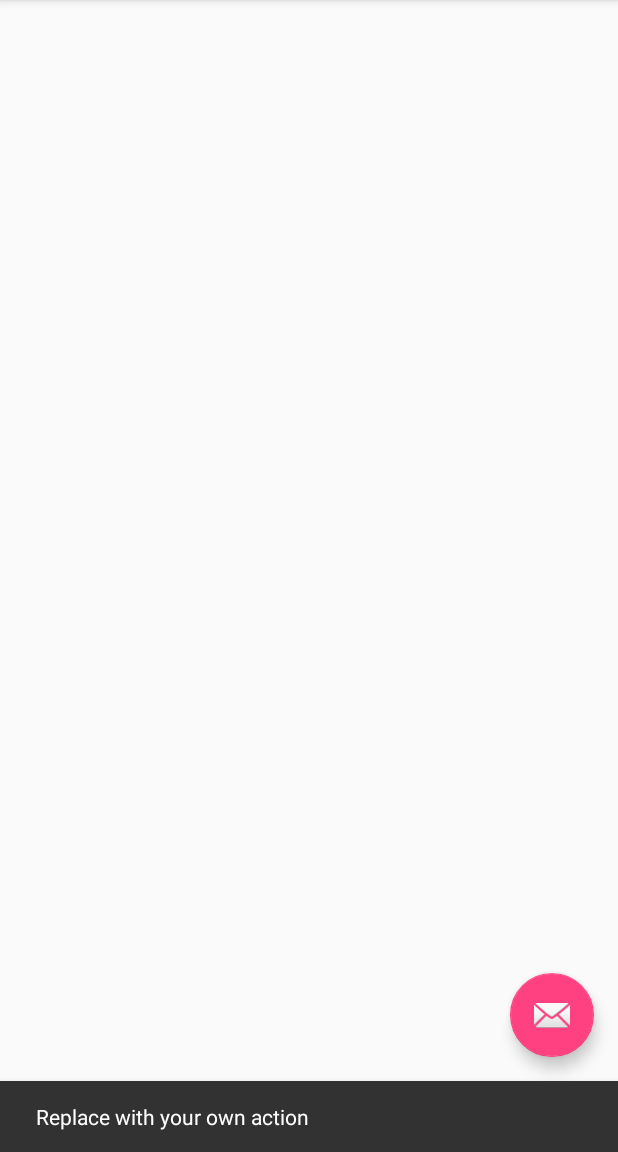
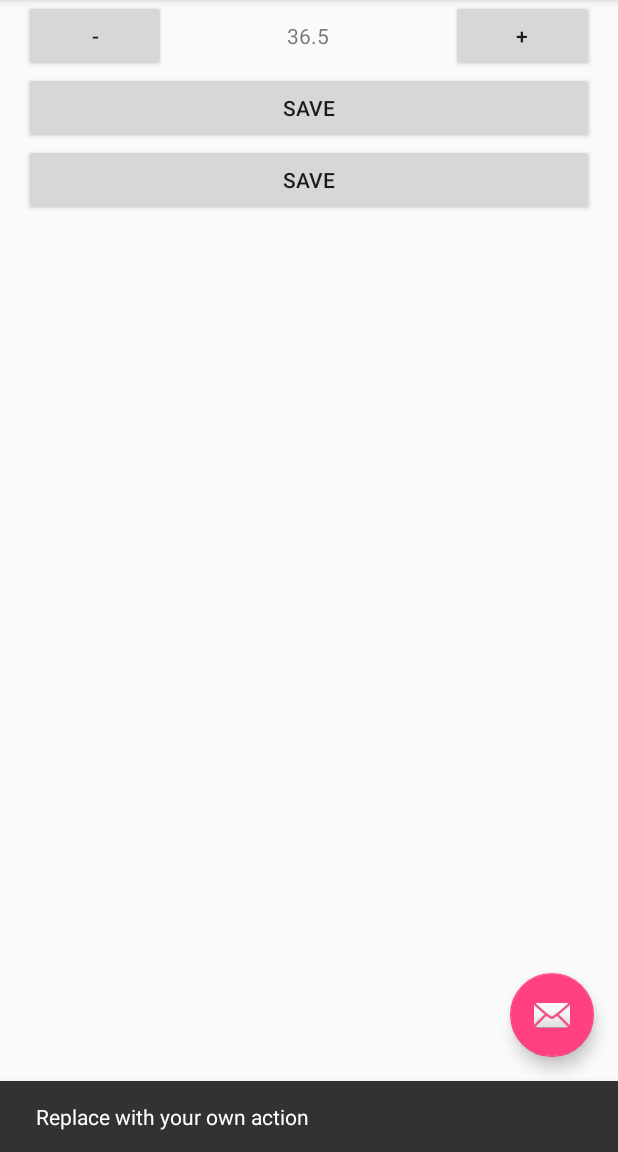
Before and after one commit to taehunzzang/BabyTempApp, an Android app: the MainActivity screen opened directly, with no data from a screen before it, after a tap on an icon or button, on a phone screen of 412 x 824 dp, the part 84-1236 px from its top. Run offline under Robolectric (Android 15) with nearby library versions, the phone set to English and light mode, and no system bars.

Commit message:
1. add user data 2. show user data

```diff
--- a/app/src/main/java/com/example/taehun/babytemp/MainActivity.java
+++ b/app/src/main/java/com/example/taehun/babytemp/MainActivity.java
@@ -4,6 +4,7 @@ import android.database.Cursor;
 import android.os.Bundle;
 import android.support.design.widget.FloatingActionButton;
 import android.support.design.widget.Snackbar;
+import android.support.v4.app.FragmentTransaction;
 import android.util.Log;
 import android.view.View;
 import android.support.design.widget.NavigationView;
@@ -26,14 +27,8 @@ import com.example.taehun.babytemp.database.DBManager;
 public class MainActivity extends AppCompatActivity
         implements NavigationView.OnNavigationItemSelectedListener, View.OnClickListener {
 
-
     NavigationView navigationView;
     DBManager mdbManager;
-
-
-    Button plus, minus, saveTemp;
-    TextView tempTxt;
-    int tempValue = 365;
 
     @Override
     protected void onCreate(Bundle savedInstanceState) {
@@ -63,27 +58,11 @@ public class MainActivity extends AppCompatActivity
         mdbManager = DBManager.getInstance();
         mdbManager.openDB(getApplicationContext());
         makeNaviItems();
-        initUI();
-    }
 
-    private void initUI() {
-        plus = (Button) findViewById(R.id.plus);
-        minus = (Button) findViewById(R.id.minus);
-        saveTemp = (Button) findViewById(R.id.saveTemp);
-        tempTxt = (TextView) findViewById(R.id.tempTxt);
+        FragmentTransaction ft = getSupportFragmentManager().beginTransaction();
+        ft.replace(R.id.placeholder, new UserDataFragment());
+        ft.commit();
 
-        plus.setOnClickListener(this);
-        minus.setOnClickListener(this);
-        saveTemp.setOnClickListener(this);
-
-
-        tempTxt.setText(converValue(tempValue));
-
-    }
-
-    private String converValue(int tempValue) {
-        float tempValue1 = ((tempValue % 10)*0.1F)+(tempValue/10);
-        return tempValue1+"";
     }
 
     private void makeNaviItems() {
@@ -125,36 +104,26 @@ public class MainActivity extends AppCompatActivity
 
     @Override
     public boolean onCreateOptionsMenu(Menu menu) {
-        // Inflate the menu; this adds items to the action bar if it is present.
         getMenuInflater().inflate(R.menu.main, menu);
         return true;
     }
 
     @Override
     public boolean onOptionsItemSelected(MenuItem item) {
-        // Handle action bar item clicks here. The action bar will
-        // automatically handle clicks on the Home/Up button, so long
-        // as you specify a parent activity in AndroidManifest.xml.
         int id = item.getItemId();
-
-        //noinspection SimplifiableIfStatement
         if (id == R.id.action_settings) {
             return true;
         }
-
         return super.onOptionsItemSelected(item);
     }
 
     @SuppressWarnings("StatementWithEmptyBody")
     @Override
     public boolean onNavigationItemSelected(MenuItem item) {
-        // Handle navigation view item clicks here.
         int id = item.getItemId();
-
         if(id==1){
             Toast.makeText(getApplicationContext(),"taehun kim",Toast.LENGTH_SHORT).show();
         }
-
         DrawerLayout drawer = (DrawerLayout) findViewById(R.id.drawer_layout);
         drawer.closeDrawer(GravityCompat.START);
         return true;
@@ -162,25 +131,7 @@ public class MainActivity extends AppCompatActivity
 
     @Override
     public void onClick(View v) {
-        switch (v.getId()){
-            case R.id.minus:
-                tempValue = tempValue -1;
-                tempTxt.setText(converValue(tempValue)+"");
-                break;
-            case R.id.plus:
-                tempValue = tempValue + 1;
-                tempTxt.setText(converValue(tempValue)+"");
-                break;
-            case R.id.saveData:
-                saveBabyTempurature();
-                break;
-        }
-
     }
 
-    private void saveBabyTempurature() {
-//        tempTxt
 
-        mdbManager.getBabyInfo();
-    }
 }
--- a/app/src/main/java/com/example/taehun/babytemp/UserDataFragment.java
+++ b/app/src/main/java/com/example/taehun/babytemp/UserDataFragment.java
@@ -3,14 +3,26 @@ package com.example.taehun.babytemp;
 import android.os.Bundle;
 import android.support.annotation.Nullable;
 import android.support.v4.app.Fragment;
+import android.util.Log;
 import android.view.LayoutInflater;
 import android.view.View;
 import android.view.ViewGroup;
+import android.widget.Button;
+import android.widget.TextView;
+
+import com.example.taehun.babytemp.database.DBManager;
 
 /**
  * Created by taehun on 15. 11. 18..
  */
-public class UserDataFragment extends Fragment {
+public class UserDataFragment extends Fragment implements View.OnClickListener{
+    DBManager mdbManager;
+
+
+    Button plus, minus, saveTemperature, reFreshData;
+    TextView tempTxt, listTemperature;
+    int tempValue = 365;
+
 
     public UserDataFragment() {
         super();
@@ -28,10 +40,27 @@ public class UserDataFragment extends Fragment {
 
         View view = inflater.inflate(R.layout.content_main,container,false);
 
-
+        initUI(view);
         return view;
     }
 
+    private void initUI(View view) {
+        plus = (Button) view.findViewById(R.id.plus);
+        minus = (Button) view.findViewById(R.id.minus);
+        saveTemperature = (Button) view.findViewById(R.id.saveTemperature);
+        reFreshData = (Button) view.findViewById(R.id.reFreshData);
+        tempTxt = (TextView) view.findViewById(R.id.tempTxt);
+        listTemperature = (TextView) view.findViewById(R.id.listTemperature);
+
+        plus.setOnClickListener(this);
+        minus.setOnClickListener(this);
+        saveTemperature.setOnClickListener(this);
+        reFreshData.setOnClickListener(this);
+
+
+        tempTxt.setText(converValue(tempValue));
+
+    }
     @Override
     public void onViewCreated(View view, Bundle savedInstanceState) {
         super.onViewCreated(view, savedInstanceState);
@@ -41,5 +70,44 @@ public class UserDataFragment extends Fragment {
     @Override
     public void onActivityCreated(Bundle savedInstanceState) {
         super.onActivityCreated(savedInstanceState);
+        mdbManager = DBManager.getInstance();
+        mdbManager.openDB(getActivity());
+    }
+
+    @Override
+    public void onClick(View v) {
+        switch (v.getId()){
+            case R.id.minus:
+                tempValue = tempValue -1;
+                tempTxt.setText(converValue(tempValue)+"");
+                break;
+            case R.id.plus:
+                tempValue = tempValue + 1;
+                tempTxt.setText(converValue(tempValue)+"");
+                break;
+            case R.id.saveTemperature:
+                saveBabyTemperature();
+                break;
+            case R.id.reFreshData:
+                showTemperatureData();
+                break;
+        }
+    }
+
+    private void showTemperatureData() {
+        Log.e("Temperature",""+mdbManager.getBabaTemperaturData());
+        listTemperature.setText(mdbManager.getBabaTemperaturData());
+    }
+
+    private void saveBabyTemperature() {
+        mdbManager.insertTempValue("1", tempTxt.getText().toString());
+        showTemperatureData();
+
+
+    }
+
+    private String converValue(int tempValue) {
+        float tempValue1 = ((tempValue % 10)*0.1F)+(tempValue/10);
+        return tempValue1+"";
     }
 }
--- a/app/src/main/java/com/example/taehun/babytemp/database/DbHelper.java
+++ b/app/src/main/java/com/example/taehun/babytemp/database/DbHelper.java
@@ -11,6 +11,7 @@ public class DbHelper extends SQLiteOpenHelper {
     private static int DB_VERSION_INIT=1;
     public static String DB_NAME="BabyDB";
     public static String DB_TABLE_NAME="babyInfo";
+    public static String DB_TABLE_TEMPERATURE="babyTemperature";
 
 
     //primary key autoincrement
@@ -19,6 +20,11 @@ public class DbHelper extends SQLiteOpenHelper {
             "NAME TEXT, " +
             "BIRTHDAY DATE, " +
             "MEMO TEXT);";
+
+    String babyTemperature = "CREATE TABLE "+DB_TABLE_TEMPERATURE+" (_ID INTEGER PRIMARY KEY AUTOINCREMENT, " +
+            "USER_ID INTEGER, " +
+            "TEMPERATURE TEXT" +
+            ");";
     public DbHelper(Context context) {
         super(context, DB_NAME, null, DB_VERSION_INIT);
     }
@@ -26,6 +32,8 @@ public class DbHelper extends SQLiteOpenHelper {
     @Override
     public void onCreate(SQLiteDatabase db) {
             db.execSQL(babyTable);
+            db.execSQL(babyTemperature);
+
     }
 
     @Override
--- a/app/src/main/res/layout/activity_main.xml
+++ b/app/src/main/res/layout/activity_main.xml
@@ -13,6 +13,7 @@
         android:layout_width="match_parent"
         android:layout_height="match_parent" />
 
+
     <android.support.design.widget.NavigationView
         android:id="@+id/nav_view"
         android:layout_width="wrap_content"
--- a/app/src/main/res/layout/app_bar_main.xml
+++ b/app/src/main/res/layout/app_bar_main.xml
@@ -21,10 +21,12 @@
 
     </android.support.design.widget.AppBarLayout>
 
-    <!--<include layout="@layout/content_main" />-->
     <FrameLayout
+        android:layout_marginTop="40dp"
+        android:id="@+id/placeholder"
         android:layout_width="match_parent"
         android:layout_height="match_parent"></FrameLayout>
+
     <android.support.design.widget.FloatingActionButton
         android:id="@+id/fab"
         android:layout_width="wrap_content"
--- a/app/src/main/res/layout/content_main.xml
+++ b/app/src/main/res/layout/content_main.xml
@@ -46,13 +46,26 @@
                 android:layout_height="wrap_content" />
         </LinearLayout>
         <Button
-            android:id="@+id/saveTemp"
+            android:id="@+id/saveTemperature"
+            android:layout_width="match_parent"
+            android:layout_height="wrap_content"
+            android:text="SAVE"/>
+
+        <Button
+            android:id="@+id/reFreshData"
             android:layout_width="match_parent"
             android:layout_height="wrap_content"
             android:text="SAVE"/>
     </LinearLayout>
 
+    <TextView
+        android:id="@+id/listTemperature"
+        android:layout_width="match_parent"
+        android:layout_weight="1"
+        android:layout_height="0dp" />
+
     <ListView
+        android:visibility="gone"
         android:layout_width="match_parent"
         android:layout_height="0dp"
         android:layout_weight="3">
```
Also changed, not shown: app/src/main/java/com/example/taehun/babytemp/database/DBManager.java (+19 -3 lines).
